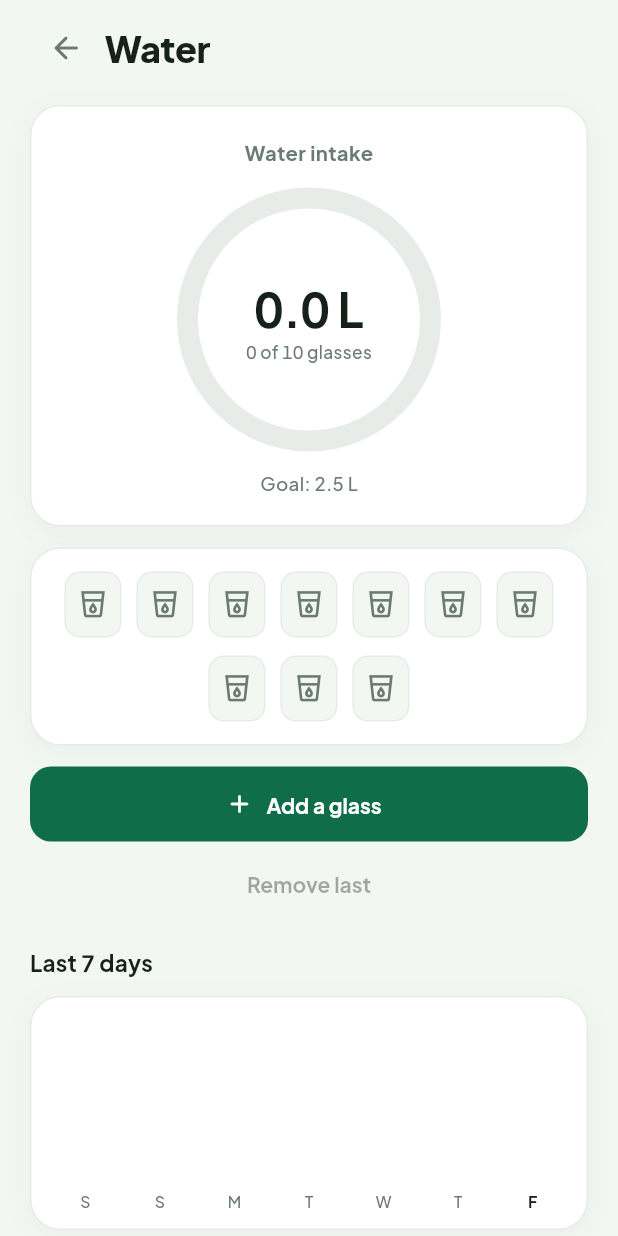
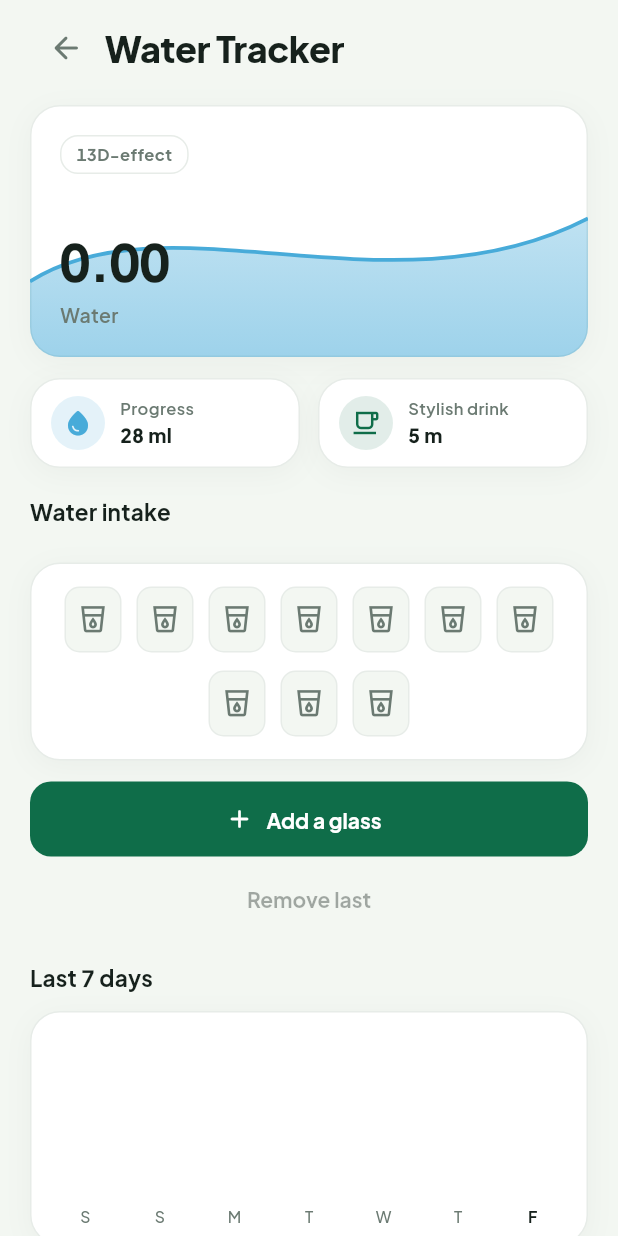
Before and after one commit to anshuldhiman-ai/Health-AI, a Flutter app: the WaterScreen screen opened by its route, on a phone screen of 412 x 824 dp. Run offline on Flutter 3.47's test engine with Material 3 defaults, Android fonts, the phone set to English and light mode, and no system bars; our stand-ins replace camera, fl_chart, flutter_riverpod, flutter_secure_storage, go_router, image_picker and 3 more; missing offline and left inert: flutter_litert; accounts and stored records are empty; project files that could hold a hidden picture were left out.

```diff
--- a/app/lib/features/water/presentation/water_screen.dart
+++ b/app/lib/features/water/presentation/water_screen.dart
@@ -4,7 +4,6 @@ import 'package:flutter_riverpod/flutter_riverpod.dart';
 import 'package:app/data/preferences/water_controller.dart';
 import 'package:app/design_system/components/app_card.dart';
 import 'package:app/design_system/components/group_header.dart';
-import 'package:app/design_system/components/progress_ring.dart';
 import 'package:app/design_system/theme/app_theme.dart';
 import 'package:app/design_system/tokens/tokens.dart';
 import 'package:app/domain/entities/hydration.dart';
@@ -20,10 +19,6 @@ class WaterScreen extends ConsumerWidget {
     final l10n = AppLocalizations.of(context)!;
     final water = ref.watch(waterTodayProvider);
     final notifier = ref.read(waterProvider.notifier);
-    final glassesLabel = l10n.glassesCount(
-      '${water.glasses}',
-      '${HydrationState.goalGlasses}',
-    );
 
     return Scaffold(
       body: SafeArea(
@@ -36,64 +31,14 @@ class WaterScreen extends ConsumerWidget {
             AppSpacing.x4,
           ),
           children: [
-            _Header(title: l10n.waterTitle),
+            _Header(title: 'Water Tracker'),
             const SizedBox(height: 14),
-            AppCard(
-              padding: const EdgeInsets.fromLTRB(20, 22, 20, 20),
-              child: Column(
-                children: [
-                  Text(
-                    l10n.waterIntake,
-                    style: AppTypography.itemS.copyWith(
-                      color: Theme.of(context).colorScheme.onSurfaceVariant,
-                      fontSize: 13.5,
-                    ),
-                  ),
-                  const SizedBox(height: 14),
-                  ProgressRing(
-                    progress: water.progress,
-                    size: 176,
-                    strokeWidth: 14,
-                    barColor: context.appColors.water,
-                    semanticLabel:
-                        '${water.liters.toStringAsFixed(1)} L, $glassesLabel',
-                    child: Column(
-                      mainAxisSize: MainAxisSize.min,
-                      children: [
-                        Text(
-                          '${water.liters.toStringAsFixed(1)} L',
-                          style: AppTypography.value20.copyWith(
-                            color: Theme.of(context).colorScheme.onSurface,
-                            fontSize: 32,
-                            fontWeight: FontWeight.w700,
-                          ),
-                        ),
-                        Text(
-                          l10n.glassesCount(
-                            '${water.glasses}',
-                            '${HydrationState.goalGlasses}',
-                          ),
-                          style: AppTypography.caption.copyWith(
-                            color: Theme.of(context)
-                                .colorScheme
-                                .onSurfaceVariant,
-                            fontSize: 11.5,
-                          ),
-                        ),
-                      ],
-                    ),
-                  ),
-                  const SizedBox(height: 12),
-                  Text(
-                    l10n.waterGoal(water.goalLiters.toStringAsFixed(1)),
-                    style: AppTypography.caption.copyWith(
-                      color: Theme.of(context).colorScheme.onSurfaceVariant,
-                      fontSize: 12.5,
-                    ),
-                  ),
-                ],
-              ),
-            ),
+            _WaterWaveHeroCard(water: water),
+            const SizedBox(height: 14),
+            _WaterQuickCards(notifier: notifier),
+            const SizedBox(height: 18),
+            GroupHeader(title: l10n.waterIntake),
+            const SizedBox(height: 10),
             const SizedBox(height: 14),
             _GlassGrid(glasses: water.glasses),
             const SizedBox(height: 14),
@@ -303,3 +248,231 @@ class _NoteCard extends StatelessWidget {
     );
   }
 }
+
+/// 13D-effect Wave Display Card from ui_design2.jpg Screen 10
+class _WaterWaveHeroCard extends StatelessWidget {
+  const _WaterWaveHeroCard({required this.water});
+
+  final HydrationState water;
+
+  @override
+  Widget build(BuildContext context) {
+    final scheme = Theme.of(context).colorScheme;
+    final displayAmount = water.liters.toStringAsFixed(2);
+
+    return AppCard(
+      padding: EdgeInsets.zero,
+      child: ClipRRect(
+        borderRadius: BorderRadius.circular(20),
+        child: SizedBox(
+          height: 168,
+          child: Stack(
+            children: [
+              // Blue Wave Gradient Graphic
+              Positioned.fill(
+                child: CustomPaint(
+                  painter: _WaterWavePainter(),
+                ),
+              ),
+              Padding(
+                padding: const EdgeInsets.all(20),
+                child: Column(
+                  crossAxisAlignment: CrossAxisAlignment.start,
+                  children: [
+                    Container(
+                      padding: const EdgeInsets.symmetric(horizontal: 10, vertical: 4),
+                      decoration: BoxDecoration(
+                        color: scheme.surface.withValues(alpha: 0.9),
+                        borderRadius: BorderRadius.circular(12),
+                        border: Border.all(color: scheme.outlineVariant),
+                      ),
+                      child: Text(
+                        '13D-effect',
+                        style: AppTypography.caption.copyWith(
+                          color: scheme.onSurfaceVariant,
+                          fontWeight: FontWeight.w700,
+                          fontSize: 11,
+                        ),
+                      ),
+                    ),
+                    const Spacer(),
+                    Text(
+                      displayAmount,
+                      style: TextStyle(
+                        fontFamily: AppTypography.family,
+                        fontSize: 34,
+                        fontWeight: FontWeight.w800,
+                        color: scheme.onSurface,
+                        letterSpacing: -0.5,
+                      ),
+                    ),
+                    Text(
+                      'Water',
+                      style: AppTypography.caption.copyWith(
+                        color: scheme.onSurfaceVariant,
+                        fontSize: 13,
+                        fontWeight: FontWeight.w600,
+                      ),
+                    ),
+                  ],
+                ),
+              ),
+            ],
+          ),
+        ),
+      ),
+    );
+  }
+}
+
+class _WaterWavePainter extends CustomPainter {
+  @override
+  void paint(Canvas canvas, Size size) {
+    final path = Path();
+    path.moveTo(0, size.height * 0.7);
+    path.cubicTo(
+      size.width * 0.25,
+      size.height * 0.35,
+      size.width * 0.65,
+      size.height * 0.85,
+      size.width,
+      size.height * 0.45,
+    );
+    path.lineTo(size.width, size.height);
+    path.lineTo(0, size.height);
+    path.close();
+
+    final paint = Paint()
+      ..shader = const LinearGradient(
+        colors: [
+          Color(0x3348ABD9),
+          Color(0x8848ABD9),
+        ],
+        begin: Alignment.topCenter,
+        end: Alignment.bottomCenter,
+      ).createShader(Rect.fromLTWH(0, 0, size.width, size.height));
+
+    canvas.drawPath(path, paint);
+
+    // Wave line top border
+    final linePaint = Paint()
+      ..color = const Color(0xFF48ABD9)
+      ..style = PaintingStyle.stroke
+      ..strokeWidth = 2.5;
+
+    final linePath = Path();
+    linePath.moveTo(0, size.height * 0.7);
+    linePath.cubicTo(
+      size.width * 0.25,
+      size.height * 0.35,
+      size.width * 0.65,
+      size.height * 0.85,
+      size.width,
+      size.height * 0.45,
+    );
+    canvas.drawPath(linePath, linePaint);
+  }
+
+  @override
+  bool shouldRepaint(covariant CustomPainter oldDelegate) => false;
+}
+
+class _WaterQuickCards extends StatelessWidget {
+  const _WaterQuickCards({required this.notifier});
+
+  final dynamic notifier;
+
+  @override
+  Widget build(BuildContext context) {
+    final scheme = Theme.of(context).colorScheme;
+    final colors = context.appColors;
+
+    return Row(
+      children: [
+        Expanded(
+          child: AppCard(
+            padding: const EdgeInsets.symmetric(horizontal: 14, vertical: 12),
+            onTap: () => notifier.addGlass(),
+            child: Row(
+              children: [
+                Container(
+                  width: 36,
+                  height: 36,
+                  decoration: BoxDecoration(
+                    color: colors.water.withValues(alpha: 0.15),
+                    shape: BoxShape.circle,
+                  ),
+                  child: Icon(Icons.water_drop_rounded, color: colors.water, size: 20),
+                ),
+                const SizedBox(width: 10),
+                Column(
+                  crossAxisAlignment: CrossAxisAlignment.start,
+                  children: [
+                    Text(
+                      'Progress',
+                      style: AppTypography.caption.copyWith(
+                        color: scheme.onSurfaceVariant,
+                        fontSize: 11,
+                        fontWeight: FontWeight.w600,
+                      ),
+                    ),
+                    Text(
+                      '28 ml',
+                      style: AppTypography.itemS.copyWith(
+                        color: scheme.onSurface,
+                        fontWeight: FontWeight.w800,
+                        fontSize: 13,
+                      ),
+                    ),
+                  ],
+                ),
+              ],
+            ),
+          ),
+        ),
+        const SizedBox(width: 12),
+        Expanded(
+          child: AppCard(
+            padding: const EdgeInsets.symmetric(horizontal: 14, vertical: 12),
+            onTap: () => notifier.addGlass(),
+            child: Row(
+              children: [
+                Container(
+                  width: 36,
+                  height: 36,
+                  decoration: BoxDecoration(
+                    color: colors.primary.withValues(alpha: 0.12),
+                    shape: BoxShape.circle,
+                  ),
+                  child: Icon(Icons.local_cafe_outlined, color: colors.primary, size: 20),
+                ),
+                const SizedBox(width: 10),
+                Column(
+                  crossAxisAlignment: CrossAxisAlignment.start,
+                  children: [
+                    Text(
+                      'Stylish drink',
+                      style: AppTypography.caption.copyWith(
+                        color: scheme.onSurfaceVariant,
+                        fontSize: 11,
+                        fontWeight: FontWeight.w600,
+                      ),
+                    ),
+                    Text(
+                      '5 m',
+                      style: AppTypography.itemS.copyWith(
+                        color: scheme.onSurface,
+                        fontWeight: FontWeight.w800,
+                        fontSize: 13,
+                      ),
+                    ),
+                  ],
+                ),
+              ],
+            ),
+          ),
+        ),
+      ],
+    );
+  }
+}
```
